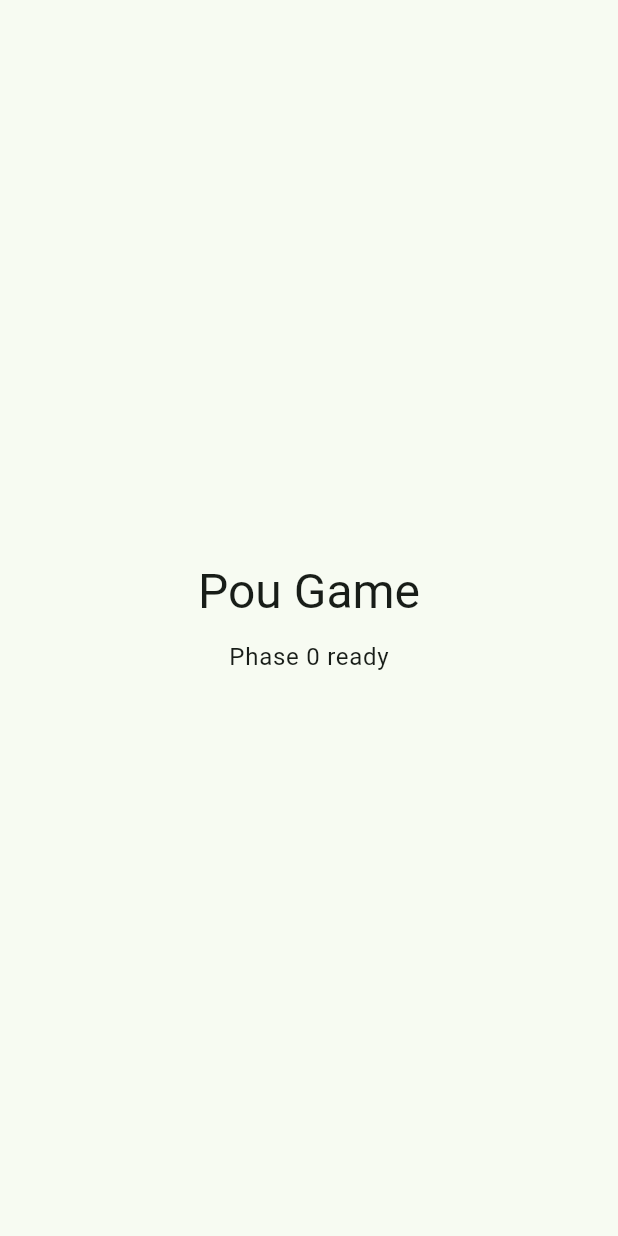
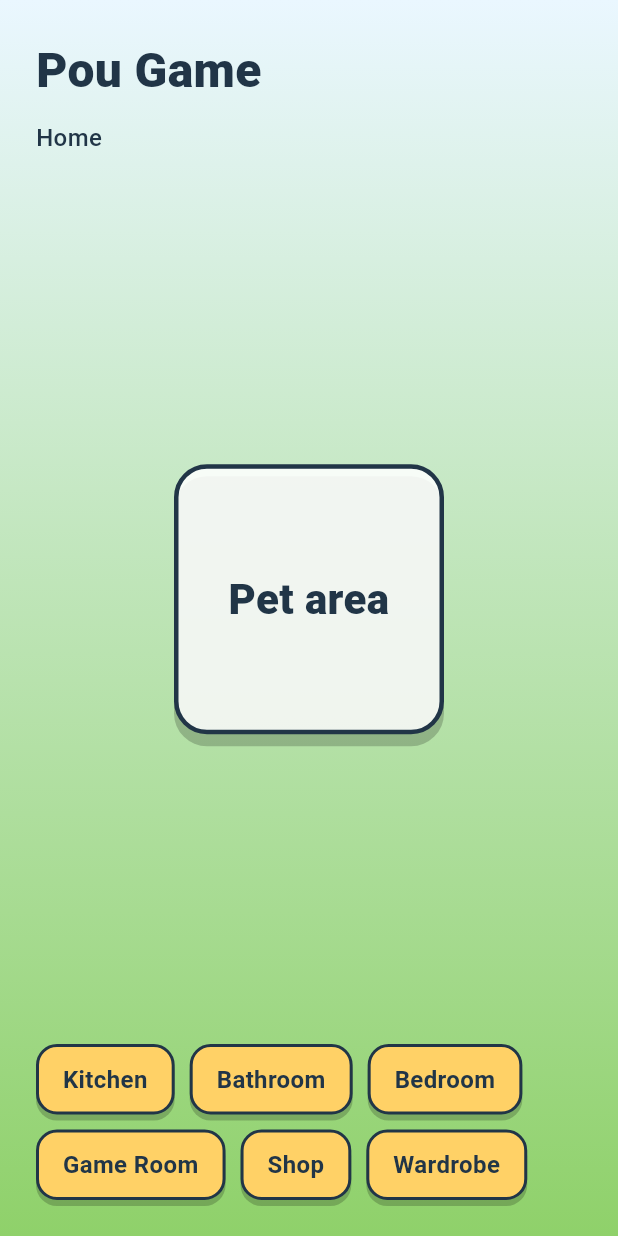
Before and after one commit to fgencay/pou_game, a Flutter app: the screen it shows after launch, on a phone screen of 412 x 824 dp. Run offline on Flutter 3.47's test engine with Material 3 defaults, Android fonts, the phone set to English and light mode, and no system bars; Roboto replaces fonts that are missing (Arial).

Commit message:
refactor: establish base game architecture

```diff
--- /dev/null
+++ b/lib/app/app.dart
@@ -0,0 +1,34 @@
+import 'package:flutter/material.dart';
+
+import '../presentation/screens/bathroom_screen.dart';
+import '../presentation/screens/bedroom_screen.dart';
+import '../presentation/screens/game_room_screen.dart';
+import '../presentation/screens/home_screen.dart';
+import '../presentation/screens/kitchen_screen.dart';
+import '../presentation/screens/shop_screen.dart';
+import '../presentation/screens/wardrobe_screen.dart';
+import 'routes.dart';
+import 'theme.dart';
+
+class PouGameApp extends StatelessWidget {
+  const PouGameApp({super.key});
+
+  @override
+  Widget build(BuildContext context) {
+    return MaterialApp(
+      title: 'Pou Game',
+      debugShowCheckedModeBanner: false,
+      theme: PouGameTheme.materialTheme,
+      initialRoute: AppRoutes.home,
+      routes: {
+        AppRoutes.home: (_) => const HomeScreen(),
+        AppRoutes.kitchen: (_) => const KitchenScreen(),
+        AppRoutes.bathroom: (_) => const BathroomScreen(),
+        AppRoutes.bedroom: (_) => const BedroomScreen(),
+        AppRoutes.gameRoom: (_) => const GameRoomScreen(),
+        AppRoutes.shop: (_) => const ShopScreen(),
+        AppRoutes.wardrobe: (_) => const WardrobeScreen(),
+      },
+    );
+  }
+}
--- /dev/null
+++ b/lib/app/routes.dart
@@ -0,0 +1,27 @@
+class AppRoutes {
+  const AppRoutes._();
+
+  static const home = '/';
+  static const kitchen = '/kitchen';
+  static const bathroom = '/bathroom';
+  static const bedroom = '/bedroom';
+  static const gameRoom = '/game-room';
+  static const shop = '/shop';
+  static const wardrobe = '/wardrobe';
+}
+
+class RoomDestination {
+  const RoomDestination({required this.label, required this.route});
+
+  final String label;
+  final String route;
+}
+
+const roomDestinations = [
+  RoomDestination(label: 'Kitchen', route: AppRoutes.kitchen),
+  RoomDestination(label: 'Bathroom', route: AppRoutes.bathroom),
+  RoomDestination(label: 'Bedroom', route: AppRoutes.bedroom),
+  RoomDestination(label: 'Game Room', route: AppRoutes.gameRoom),
+  RoomDestination(label: 'Shop', route: AppRoutes.shop),
+  RoomDestination(label: 'Wardrobe', route: AppRoutes.wardrobe),
+];
--- /dev/null
+++ b/lib/app/theme.dart
@@ -0,0 +1,72 @@
+import 'package:flutter/material.dart';
+
+class PouGameTheme {
+  const PouGameTheme._();
+
+  static ThemeData get materialTheme {
+    return ThemeData(
+      colorScheme: ColorScheme.fromSeed(seedColor: GameColors.leaf),
+      fontFamily: 'Arial',
+      scaffoldBackgroundColor: GameColors.sky,
+      useMaterial3: true,
+    );
+  }
+}
+
+class GameColors {
+  const GameColors._();
+
+  static const sky = Color(0xFFEAF7FF);
+  static const grass = Color(0xFF8FD16A);
+  static const leaf = Color(0xFF67B26F);
+  static const sun = Color(0xFFFFD166);
+  static const berry = Color(0xFFEF476F);
+  static const ink = Color(0xFF213547);
+  static const panel = Color(0xFFFFFFFF);
+}
+
+class GameSpacing {
+  const GameSpacing._();
+
+  static const xs = 6.0;
+  static const sm = 10.0;
+  static const md = 16.0;
+  static const lg = 24.0;
+  static const xl = 32.0;
+}
+
+class GameRadius {
+  const GameRadius._();
+
+  static const sm = 8.0;
+  static const md = 14.0;
+  static const lg = 22.0;
+}
+
+class GameTextStyles {
+  const GameTextStyles._();
+
+  static const title = TextStyle(
+    color: GameColors.ink,
+    fontSize: 32,
+    fontWeight: FontWeight.w800,
+  );
+
+  static const roomTitle = TextStyle(
+    color: GameColors.ink,
+    fontSize: 28,
+    fontWeight: FontWeight.w800,
+  );
+
+  static const button = TextStyle(
+    color: GameColors.ink,
+    fontSize: 16,
+    fontWeight: FontWeight.w700,
+  );
+
+  static const body = TextStyle(
+    color: GameColors.ink,
+    fontSize: 16,
+    fontWeight: FontWeight.w500,
+  );
+}
--- a/lib/main.dart
+++ b/lib/main.dart
@@ -1,42 +1,7 @@
 import 'package:flutter/material.dart';
+
+import 'app/app.dart';
 
 void main() {
   runApp(const PouGameApp());
 }
-
-class PouGameApp extends StatelessWidget {
-  const PouGameApp({super.key});
-
-  @override
-  Widget build(BuildContext context) {
-    return MaterialApp(
-      title: 'Pou Game',
-      debugShowCheckedModeBanner: false,
-      theme: ThemeData(
-        colorScheme: ColorScheme.fromSeed(seedColor: const Color(0xFF67B26F)),
-        useMaterial3: true,
-      ),
-      home: const StartupScreen(),
-    );
-  }
-}
-
-class StartupScreen extends StatelessWidget {
-  const StartupScreen({super.key});
-
-  @override
-  Widget build(BuildContext context) {
-    return Scaffold(
-      body: Center(
-        child: Column(
-          mainAxisAlignment: MainAxisAlignment.center,
-          children: [
-            Text('Pou Game', style: Theme.of(context).textTheme.headlineLarge),
-            const SizedBox(height: 12),
-            Text('Phase 0 ready', style: Theme.of(context).textTheme.bodyLarge),
-          ],
-        ),
-      ),
-    );
-  }
-}
--- /dev/null
+++ b/lib/presentation/screens/bathroom_screen.dart
@@ -0,0 +1,18 @@
+import 'package:flutter/material.dart';
+
+import '../../app/theme.dart';
+import '../widgets/game_button.dart';
+import '../widgets/room_screen_shell.dart';
+
+class BathroomScreen extends StatelessWidget {
+  const BathroomScreen({super.key});
+
+  @override
+  Widget build(BuildContext context) {
+    return RoomScreenShell(
+      title: 'Bathroom',
+      accentColor: GameColors.sky,
+      child: GameButton.home(context),
+    );
+  }
+}
--- /dev/null
+++ b/lib/presentation/screens/bedroom_screen.dart
@@ -0,0 +1,17 @@
+import 'package:flutter/material.dart';
+
+import '../widgets/game_button.dart';
+import '../widgets/room_screen_shell.dart';
+
+class BedroomScreen extends StatelessWidget {
+  const BedroomScreen({super.key});
+
+  @override
+  Widget build(BuildContext context) {
+    return RoomScreenShell(
+      title: 'Bedroom',
+      accentColor: const Color(0xFFA8DADC),
+      child: GameButton.home(context),
+    );
+  }
+}
--- /dev/null
+++ b/lib/presentation/screens/game_room_screen.dart
@@ -0,0 +1,18 @@
+import 'package:flutter/material.dart';
+
+import '../../app/theme.dart';
+import '../widgets/game_button.dart';
+import '../widgets/room_screen_shell.dart';
+
+class GameRoomScreen extends StatelessWidget {
+  const GameRoomScreen({super.key});
+
+  @override
+  Widget build(BuildContext context) {
+    return RoomScreenShell(
+      title: 'Game Room',
+      accentColor: GameColors.berry,
+      child: GameButton.home(context),
+    );
+  }
+}
--- /dev/null
+++ b/lib/presentation/screens/home_screen.dart
@@ -0,0 +1,85 @@
+import 'package:flutter/material.dart';
+
+import '../../app/routes.dart';
+import '../../app/theme.dart';
+import '../widgets/game_button.dart';
+
+class HomeScreen extends StatelessWidget {
+  const HomeScreen({super.key});
+
+  @override
+  Widget build(BuildContext context) {
+    return Scaffold(
+      body: DecoratedBox(
+        decoration: const BoxDecoration(
+          gradient: LinearGradient(
+            begin: Alignment.topCenter,
+            end: Alignment.bottomCenter,
+            colors: [GameColors.sky, GameColors.grass],
+          ),
+        ),
+        child: SafeArea(
+          child: Padding(
+            padding: const EdgeInsets.all(GameSpacing.lg),
+            child: Column(
+              crossAxisAlignment: CrossAxisAlignment.stretch,
+              children: [
+                const Text('Pou Game', style: GameTextStyles.title),
+                const SizedBox(height: GameSpacing.sm),
+                const Text('Home', style: GameTextStyles.body),
+                const Spacer(),
+                const _PetRoomPlaceholder(),
+                const Spacer(),
+                Wrap(
+                  spacing: GameSpacing.sm,
+                  runSpacing: GameSpacing.sm,
+                  children: [
+                    for (final destination in roomDestinations)
+                      GameButton(
+                        label: destination.label,
+                        onPressed: () {
+                          Navigator.of(context).pushNamed(destination.route);
+                        },
+                      ),
+                  ],
+                ),
+              ],
+            ),
+          ),
+        ),
+      ),
+    );
+  }
+}
+
+class _PetRoomPlaceholder extends StatelessWidget {
+  const _PetRoomPlaceholder();
+
+  @override
+  Widget build(BuildContext context) {
+    return Center(
+      child: Container(
+        width: 180,
+        height: 180,
+        decoration: BoxDecoration(
+          color: GameColors.panel.withValues(alpha: 0.86),
+          border: Border.all(color: GameColors.ink, width: 3),
+          borderRadius: BorderRadius.circular(GameRadius.lg),
+          boxShadow: const [
+            BoxShadow(
+              color: Color(0x33000000),
+              offset: Offset(0, 8),
+              blurRadius: 0,
+            ),
+          ],
+        ),
+        alignment: Alignment.center,
+        child: const Text(
+          'Pet area',
+          style: GameTextStyles.roomTitle,
+          textAlign: TextAlign.center,
+        ),
+      ),
+    );
+  }
+}
--- /dev/null
+++ b/lib/presentation/screens/kitchen_screen.dart
@@ -0,0 +1,18 @@
+import 'package:flutter/material.dart';
+
+import '../../app/theme.dart';
+import '../widgets/game_button.dart';
+import '../widgets/room_screen_shell.dart';
+
+class KitchenScreen extends StatelessWidget {
+  const KitchenScreen({super.key});
+
+  @override
+  Widget build(BuildContext context) {
+    return RoomScreenShell(
+      title: 'Kitchen',
+      accentColor: GameColors.sun,
+      child: GameButton.home(context),
+    );
+  }
+}
--- /dev/null
+++ b/lib/presentation/screens/shop_screen.dart
@@ -0,0 +1,17 @@
+import 'package:flutter/material.dart';
+
+import '../widgets/game_button.dart';
+import '../widgets/room_screen_shell.dart';
+
+class ShopScreen extends StatelessWidget {
+  const ShopScreen({super.key});
+
+  @override
+  Widget build(BuildContext context) {
+    return RoomScreenShell(
+      title: 'Shop',
+      accentColor: const Color(0xFFFFA69E),
+      child: GameButton.home(context),
+    );
+  }
+}
--- /dev/null
+++ b/lib/presentation/screens/wardrobe_screen.dart
@@ -0,0 +1,17 @@
+import 'package:flutter/material.dart';
+
+import '../widgets/game_button.dart';
+import '../widgets/room_screen_shell.dart';
+
+class WardrobeScreen extends StatelessWidget {
+  const WardrobeScreen({super.key});
+
+  @override
+  Widget build(BuildContext context) {
+    return RoomScreenShell(
+      title: 'Wardrobe',
+      accentColor: const Color(0xFFB8C0FF),
+      child: GameButton.home(context),
+    );
+  }
+}
--- /dev/null
+++ b/lib/presentation/widgets/game_button.dart
@@ -0,0 +1,54 @@
+import 'package:flutter/material.dart';
+
+import '../../app/routes.dart';
+import '../../app/theme.dart';
+
+class GameButton extends StatelessWidget {
+  const GameButton({required this.label, required this.onPressed, super.key});
+
+  factory GameButton.home(BuildContext context) {
+    return GameButton(
+      label: 'Home',
+      onPressed: () {
+        Navigator.of(
+          context,
+        ).pushNamedAndRemoveUntil(AppRoutes.home, (route) => false);
+      },
+    );
+  }
+
+  final String label;
+  final VoidCallback onPressed;
+
+  @override
+  Widget build(BuildContext context) {
+    return GestureDetector(
+      behavior: HitTestBehavior.opaque,
+      onTap: onPressed,
+      child: AnimatedContainer(
+        duration: const Duration(milliseconds: 120),
+        padding: const EdgeInsets.symmetric(
+          horizontal: GameSpacing.md,
+          vertical: GameSpacing.sm,
+        ),
+        decoration: BoxDecoration(
+          color: GameColors.sun,
+          border: Border.all(color: GameColors.ink, width: 2),
+          borderRadius: BorderRadius.circular(GameRadius.md),
+          boxShadow: const [
+            BoxShadow(
+              color: Color(0x33000000),
+              offset: Offset(0, 4),
+              blurRadius: 0,
+            ),
+          ],
+        ),
+        child: Text(
+          label,
+          style: GameTextStyles.button,
+          textAlign: TextAlign.center,
+        ),
+      ),
+    );
+  }
+}
```
Also changed, not shown: lib/presentation/widgets/room_screen_shell.dart (added, +54 -0 lines), 1 other file.
